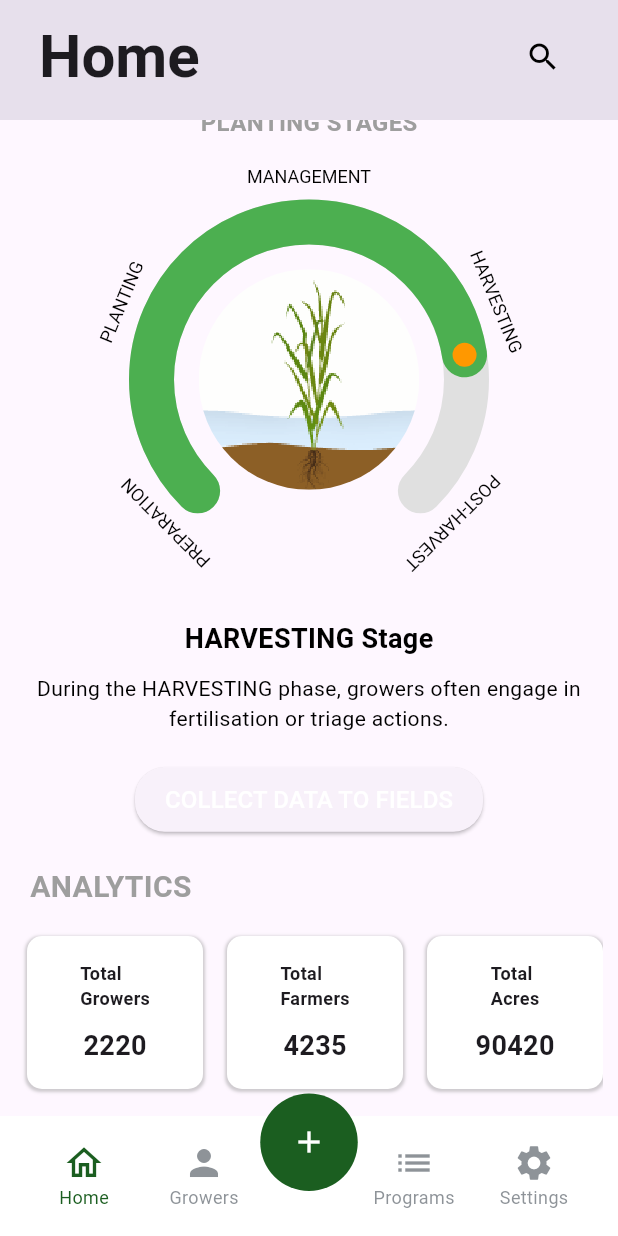
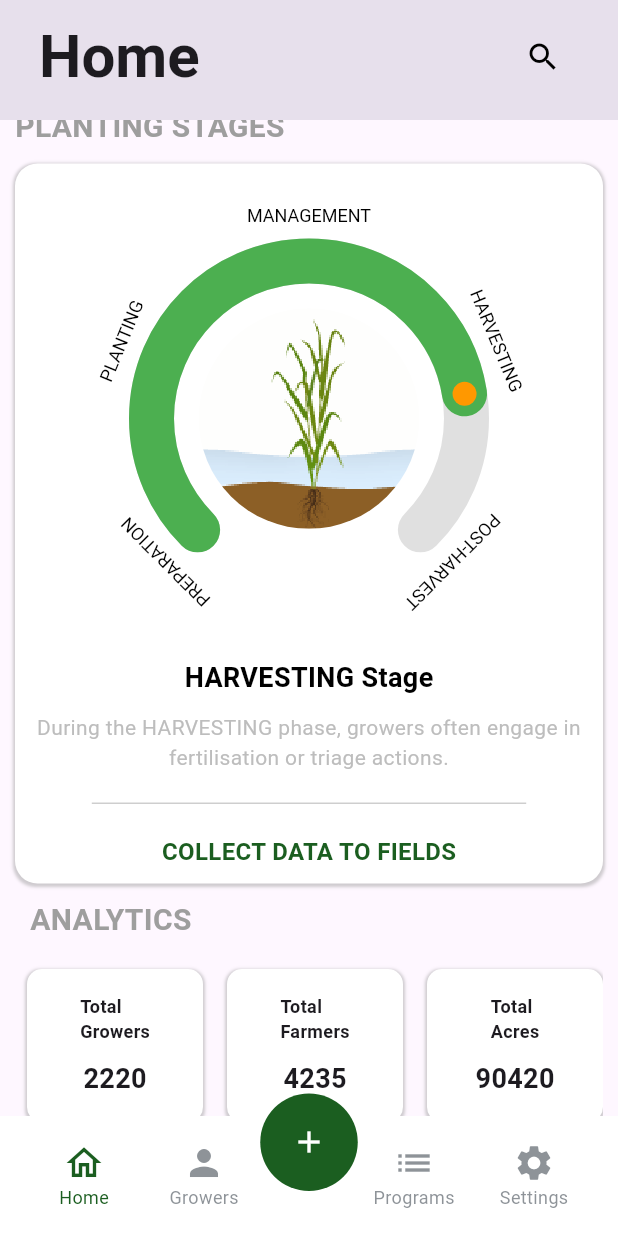
Before and after one commit to rajeev210403/tryapp, a Flutter app: the screen it shows after launch, scrolled down 164 dp, on a phone screen of 412 x 824 dp. Run offline on Flutter 3.47's test engine with Material 3 defaults, Android fonts, the phone set to English and light mode, and no system bars.

Commit message:
CSS updated

```diff
--- a/lib/home_screen.dart
+++ b/lib/home_screen.dart
@@ -9,10 +9,7 @@ class HomeScreen extends StatelessWidget {
 
     List<Widget> listItems = [
       _buildGreetingCard(context),
-      SpeedometerWidget(
-        progress: 0.8, // Example progress value,,
-        stages: ['PREPARATION', 'PLANTING', 'MANAGEMENT', 'HARVESTING', 'POST-HARVEST'],
-      ),
+      _buildSpeedometerSection(),
       _buildAnalyticsSection(cellWidth),
     ];
 
@@ -148,6 +145,45 @@ class HomeScreen extends StatelessWidget {
       ),
     );
   }
+  Widget _buildSpeedometerSection() {
+    return Padding(
+      padding: const EdgeInsets.fromLTRB(10.0, 10.0, 10.0, 0.0), // Adjust left padding here
+      child: Column(
+        crossAxisAlignment: CrossAxisAlignment.start,
+        children: [
+          Text(
+            'PLANTING STAGES',
+            style: TextStyle(
+              color: Colors.grey,
+              fontSize: 20.0,
+              fontWeight: FontWeight.bold,
+            ),
+          ),
+          SizedBox(height: 10.0),
+          Container(
+            decoration: BoxDecoration(
+              color: Colors.white,
+              borderRadius: BorderRadius.circular(15.0),
+              boxShadow: [
+                BoxShadow(
+                  color: Colors.grey.withOpacity(0.5),
+                  spreadRadius: 1,
+                  blurRadius: 1,
+                  offset: Offset(0, 1),
+                ),
+              ],
+            ),
+            child: SpeedometerWidget(
+              progress: 0.8, // Example progress value,
+              stages: ['PREPARATION', 'PLANTING', 'MANAGEMENT', 'HARVESTING', 'POST-HARVEST'],
+            ),
+          ),
+        ],
+      ),
+    );
+  }
+
+
 
   Widget _buildAnalyticsSection(double cellWidth) {
     return Padding(
--- a/lib/speedometer_widget.dart
+++ b/lib/speedometer_widget.dart
@@ -45,14 +45,7 @@ class _SpeedometerWidgetState extends State<SpeedometerWidget> {
       child: Column(
         crossAxisAlignment: CrossAxisAlignment.center,
         children: [
-          Text(
-            'PLANTING STAGES',
-            style: TextStyle(
-              color: Colors.grey,
-              fontSize: 16.0,
-              fontWeight: FontWeight.bold,
-            ),
-          ),
+
           SizedBox(height: 10.0),
           Container(
             width: 250,
@@ -78,31 +71,46 @@ class _SpeedometerWidgetState extends State<SpeedometerWidget> {
           Text(
             'During the $currentStage phase, growers often engage in fertilisation or triage actions.',
             style: TextStyle(
-              color: Colors.black,
+              color: Colors.grey[400],
               fontSize: 14.0,
             ),
             textAlign: TextAlign.center,
           ),
           SizedBox(height: 20.0),
-          ElevatedButton(
-            onPressed: () {
-              // Add your functionality here
-            },
-            style: ElevatedButton.styleFrom(
-              // primary: Colors.green[800],,,
-              padding: EdgeInsets.symmetric(horizontal: 20.0, vertical: 10.0),
-              shape: RoundedRectangleBorder(
-                borderRadius: BorderRadius.circular(20.0),
-              ),
-            ),
-            child: Text(
-              'COLLECT DATA TO FIELDS',
-              style: TextStyle(
-                color: Colors.white,
-                fontSize: 16.0,
-              ),
+          Container(
+            width: 1000,
+            height: 1.0,
+            color: Colors.grey.withOpacity(0.5),
+            margin: EdgeInsets.symmetric(horizontal: MediaQuery.of(context).size.width * 0.1),
+          ),
+          SizedBox(height: 20.0),
+          Text(
+            'COLLECT DATA TO FIELDS',
+            style: TextStyle(
+              color: Colors.green[900],
+              fontSize: 16.0,
+              fontWeight: FontWeight.bold,
             ),
           ),
+          // ElevatedButton(
+          //   onPressed: () {
+          //     // Add your functionality here
+          //   },
+          //   style: ElevatedButton.styleFrom(
+          //     // primary: Colors.green[800],,,
+          //     padding: EdgeInsets.symmetric(horizontal: 20.0, vertical: 10.0),
+          //     shape: RoundedRectangleBorder(
+          //       borderRadius: BorderRadius.circular(20.0),
+          //     ),
+          //   ),
+          //   child: Text(
+          //     'COLLECT DATA TO FIELDS',
+          //     style: TextStyle(
+          //       color: Colors.white,
+          //       fontSize: 16.0,
+          //     ),
+          //   ),
+          // ),
         ],
       ),
     );
```
